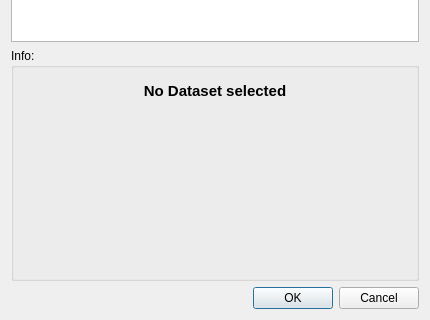
Qt form app/gui/tree.ui (petres/eurostat) before a commit; both pictures show x 0 to 430 and y 253 to 573 of the 430 by 573 pixel window.
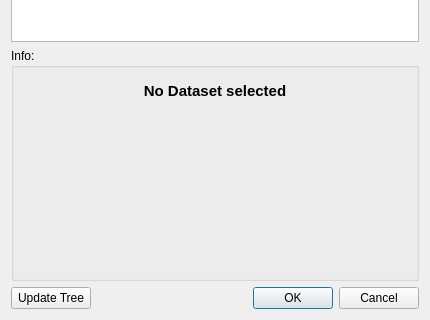
The same form after that commit.

Commit message: tree dialog finished all dialogs are now modal

Diff of the .ui file:
```diff
--- a/app/gui/tree.ui
+++ b/app/gui/tree.ui
@@ -113,6 +113,28 @@
     </widget>
    </item>
    <item>
+    <layout class="QHBoxLayout" name="horizontalLayout_3">
+     <item>
+      <widget class="QPushButton" name="updateButton">
+       <property name="text">
+        <string>Update Tree</string>
+       </property>
+      </widget>
+     </item>
+     <item>
+      <spacer name="horizontalSpacer">
+       <property name="orientation">
+        <enum>Qt::Horizontal</enum>
+       </property>
+       <property name="sizeHint" stdset="0">
+        <size>
+         <width>40</width>
+         <height>20</height>
+        </size>
+       </property>
+      </spacer>
+     </item>
+     <item>
     <widget class="QDialogButtonBox" name="buttonBox">
      <property name="orientation">
       <enum>Qt::Horizontal</enum>
@@ -121,6 +143,8 @@
       <set>QDialogButtonBox::Cancel|QDialogButtonBox::Ok</set>
      </property>
     </widget>
+     </item>
+    </layout>
    </item>
   </layout>
  </widget>
```
Lines whose indentation alone changed are shown as unchanged. The commit also changes 5 other files.
